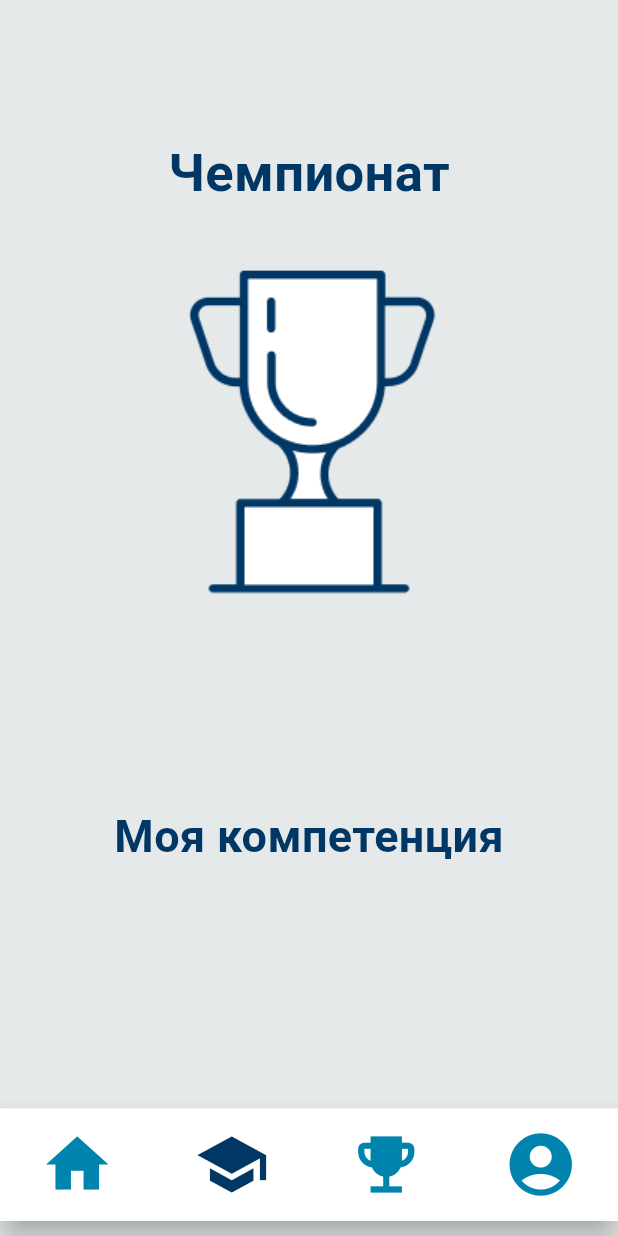
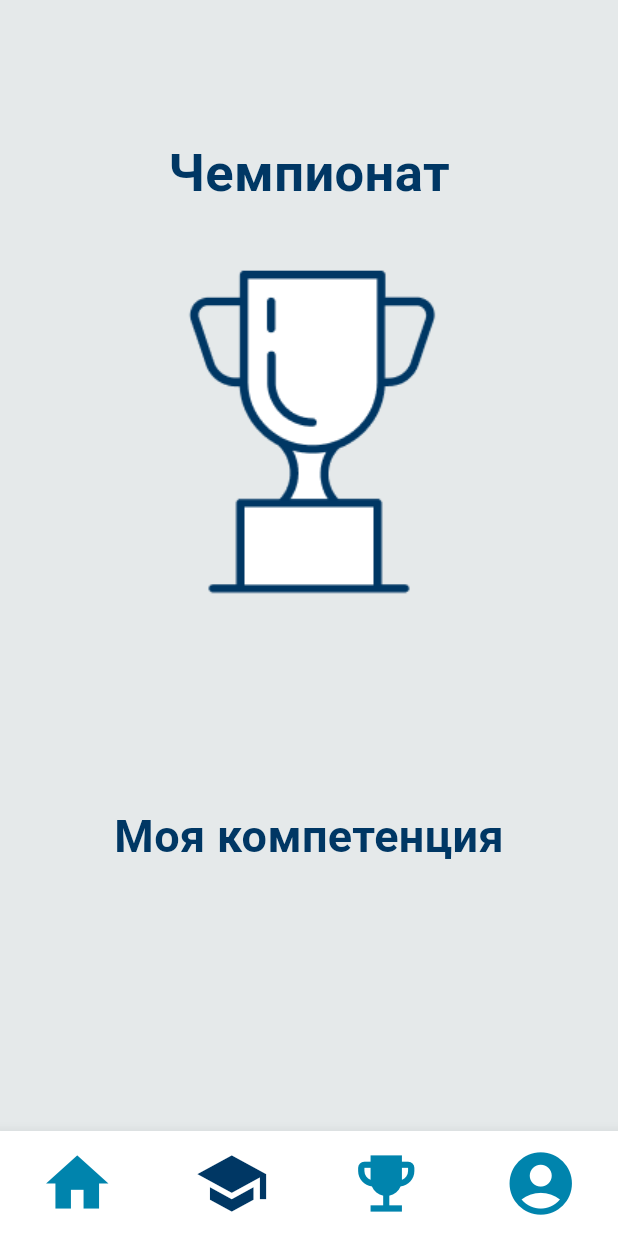
Before and after one commit to AreHumphrey/WorldSkills, a Flutter app: the BottomNavBar screen opened directly, item 2 of the bottom bar chosen, on a phone screen of 412 x 824 dp. Run offline on Flutter 3.47's test engine with Material 3 defaults, Android fonts, the phone set to English and light mode, and no system bars; our stand-ins replace flutter_svg, open_file, shared_preferences; accounts and stored records are empty; network calls fail; project files that could hold a hidden picture were left out.

Commit message:
refactor bottom_nav_bar.dart

```diff
--- a/lib/bottom_nav_bar.dart
+++ b/lib/bottom_nav_bar.dart
@@ -37,11 +37,11 @@ class _BottomNavBarState extends State<BottomNavBar> {
           ),
 
           Positioned(
-            bottom: 10,
+            bottom: 0,
             left: 0,
             right: 0,
             child: Container(
-              height: 75,
+              height: 70,
               decoration: BoxDecoration(
                 color: Colors.white,
               ),
```
